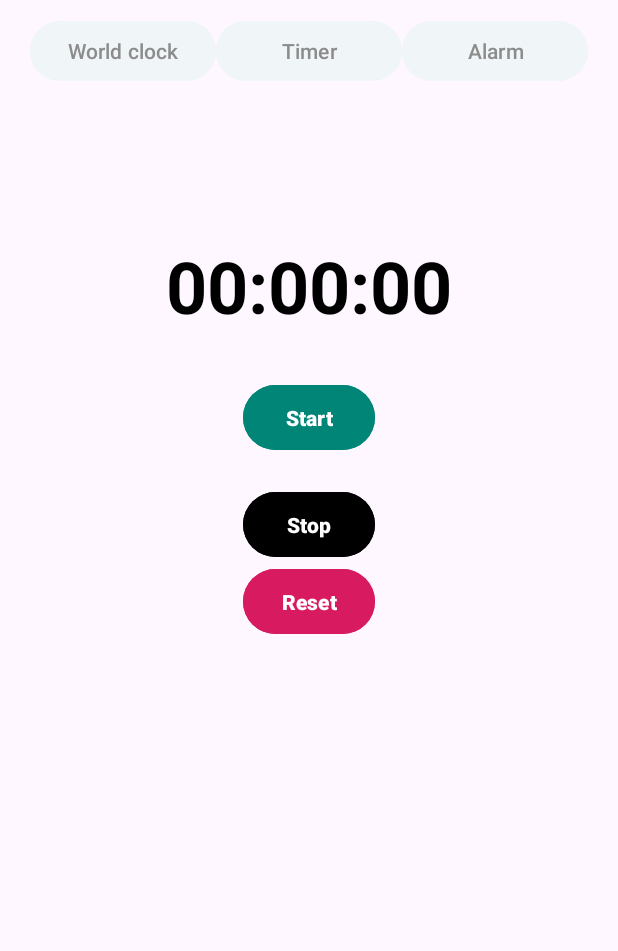
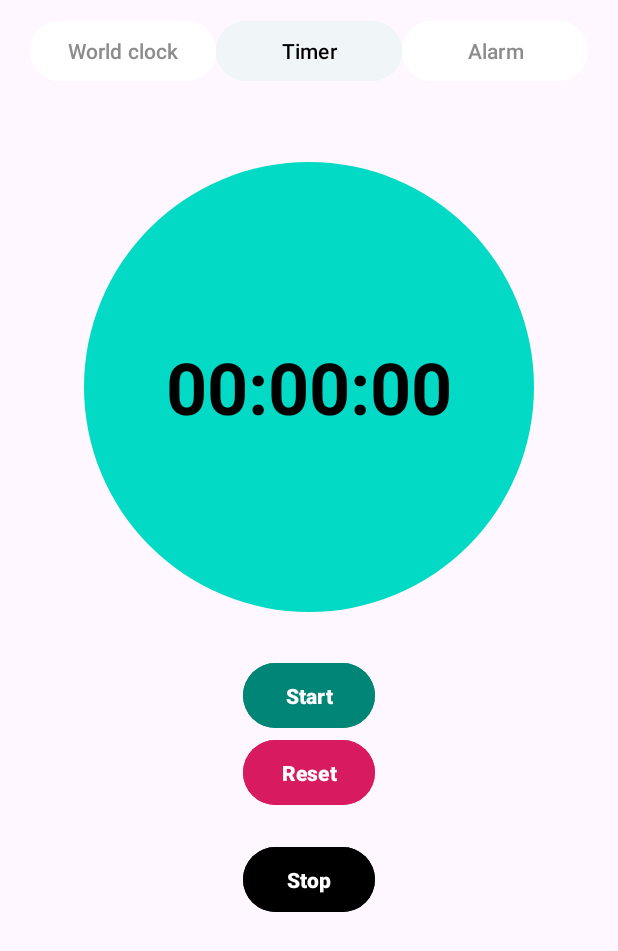
Before and after one commit to t4i-dev/Clock_Application, an Android app: the TimerPage screen opened directly, with no data from a screen before it, on a phone screen of 412 x 824 dp. Shown: the top 951 px of the screen. Run offline under Robolectric (Android 15) with nearby library versions, the phone set to English and light mode, and no system bars.

Commit message:
commit before pull

```diff
--- a/app/src/main/java/com/example/clockapplication/MainActivity.java
+++ b/app/src/main/java/com/example/clockapplication/MainActivity.java
@@ -22,7 +22,6 @@ private Button getButton;
         buttonAlarm=findViewById(R.id.buttonAlarm);
         buttonTimer=findViewById(R.id.buttonTimer);
 
-
         buttonAlarm.setOnClickListener(new View.OnClickListener() {
             @Override
             public void onClick(View view) {
--- /dev/null
+++ b/app/src/main/res/drawable/round_text.xml
@@ -0,0 +1,5 @@
+<?xml version="1.0" encoding="utf-8"?>
+<shape xmlns:android="http://schemas.android.com/apk/res/android" android:shape="oval">
+    <solid android:color="@color/teal_200"/>
+
+</shape>
--- a/app/src/main/res/layout/activity_timer_page.xml
+++ b/app/src/main/res/layout/activity_timer_page.xml
@@ -10,10 +10,10 @@
     <LinearLayout
         android:layout_width="match_parent"
         android:layout_height="match_parent"
+        android:backgroundTint="@color/background"
         android:orientation="vertical"
-        android:backgroundTint="@color/background"
-        tools:layout_editor_absoluteX="0dp"
-        tools:layout_editor_absoluteY="95dp">
+        tools:layout_editor_absoluteX="48dp"
+        tools:layout_editor_absoluteY="227dp">
 
         <TableRow
             android:layout_width="wrap_content"
@@ -29,41 +29,46 @@
                 android:id="@+id/butonWorldClock"
                 android:layout_width="124dp"
                 android:layout_height="wrap_content"
-                android:backgroundTint="@color/background"
+                android:backgroundTint="@color/white"
                 android:text="@string/world_clock_string"
-                android:textColor="@color/blurred" />
+                android:textColor="@color/textblurred" />
 
             <Button
                 android:layout_width="124dp"
                 android:layout_height="wrap_content"
 
-                android:backgroundTint="@color/background"
+                android:backgroundTint="@color/backgroundblurred"
                 android:text="@string/timer_string"
-                android:textColor="@color/blurred" />
+                android:textColor="@color/black" />
 
             <Button
                 android:id="@+id/buttonAlarm"
                 android:layout_width="124dp"
                 android:layout_height="wrap_content"
 
-                android:backgroundTint="@color/background"
+                android:backgroundTint="@color/white"
                 android:text="@string/alarm_string"
-                android:textColor="@color/blurred" />
+                android:textColor="@color/textblurred" />
         </TableRow>
 
+        <!-- Start Button -->
+        <!--Stop btn -->
         <TextView
             android:id="@+id/timerTextView"
             android:layout_width="wrap_content"
             android:layout_height="wrap_content"
-            android:layout_centerHorizontal="false"
+            android:layout_centerHorizontal="true"
             android:layout_gravity="center_horizontal"
-            android:layout_marginTop="100dp"
+            android:layout_marginTop="50dp"
+            android:width="300dp"
+            android:height="300dp"
+            android:background="@drawable/round_text"
+            android:gravity="center"
             android:text="@string/timer_initial"
             android:textColor="#000000"
             android:textSize="48sp"
             android:textStyle="bold" />
 
-        <!-- Start Button -->
         <Button
             android:id="@+id/startButton"
             android:layout_width="wrap_content"
@@ -76,19 +81,6 @@
             android:padding="12dp"
             android:text="@string/start_btn"
             android:textColor="#FFFFFF"
-            android:textStyle="bold" />
-        <!--Stop btn -->
-        <Button
-            android:id="@+id/stopButton"
-            android:layout_width="wrap_content"
-            android:layout_height="wrap_content"
-            android:layout_below="@id/startButton"
-            android:layout_centerHorizontal="false"
-            android:layout_gravity="center_horizontal"
-            android:layout_marginTop="20dp"
-            android:backgroundTint="@color/black"
-            android:padding="12dp"
-            android:text="@string/stop_btn"
             android:textStyle="bold" />
 
         <Button
@@ -104,6 +96,19 @@
             android:textColor="#FFFFFF"
             android:textStyle="bold" />
 
+        <Button
+            android:id="@+id/stopButton"
+            android:layout_width="wrap_content"
+            android:layout_height="wrap_content"
+            android:layout_below="@id/startButton"
+            android:layout_centerHorizontal="false"
+            android:layout_gravity="center_horizontal"
+            android:layout_marginTop="20dp"
+            android:backgroundTint="@color/black"
+            android:padding="12dp"
+            android:text="@string/stop_btn"
+            android:textStyle="bold" />
+
         <!-- Reset Button -->
 
     </LinearLayout>
--- a/app/src/main/res/values/colors.xml
+++ b/app/src/main/res/values/colors.xml
@@ -13,7 +13,8 @@
     <color name="white">#FFFFFFFF</color>
     <color name="background">#F0F5F8</color>
 
-    <color name="blurred">#8C8C8C</color>
+    <color name="textblurred">#8C8C8C</color>
+    <color name="backgroundblurred">#F0F5F8</color>
 
 
     <color name="_bg__alarm_ek2_color">#EFF4F7</color>
```
Also changed, not shown: app/src/main/res/drawable/button_continute.xml (added, +9 -0 lines), app/src/main/res/drawable/button_onoff.xml (+9 -7 lines), app/src/main/res/drawable/button_reset.xml (added, +10 -0 lines), app/src/main/res/layout/activity_alarm_page.xml (+9 -8 lines), app/src/main/res/layout/activity_main.xml (+4 -12 lines).
